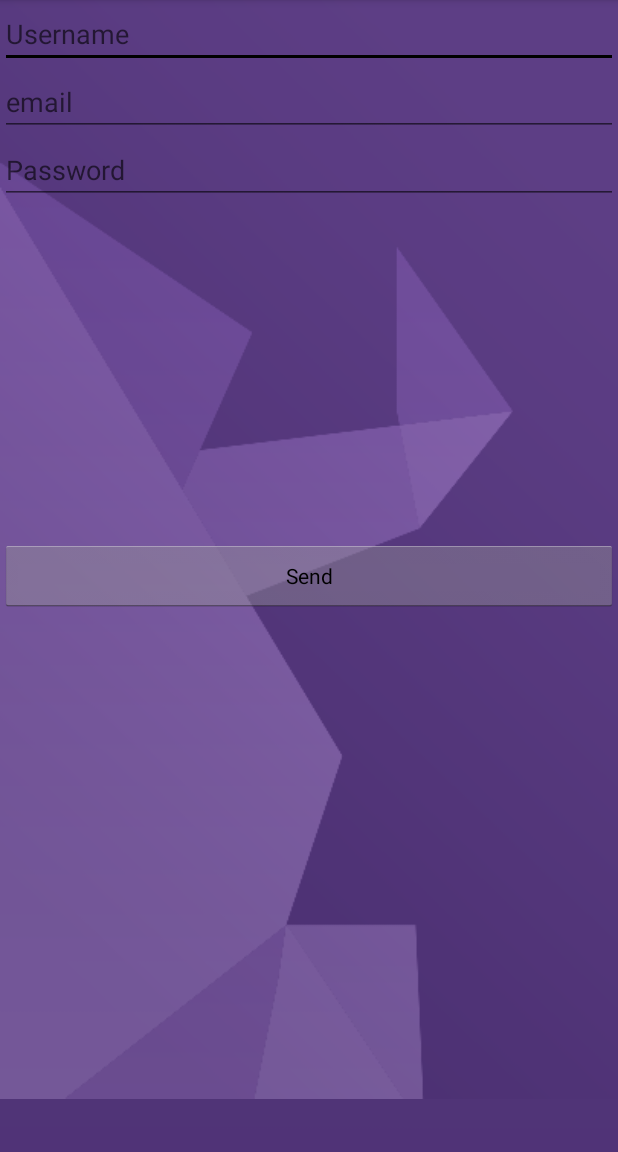
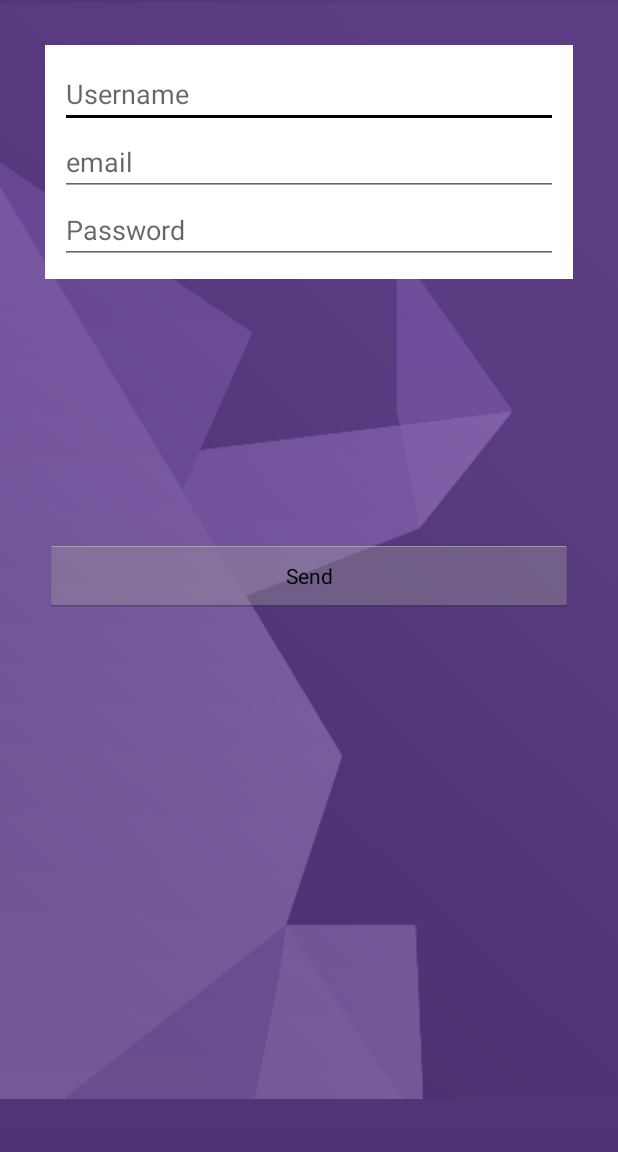
Before and after one commit to oxiss/Esnaschas_1.0, an Android app: the SingUpActivity screen opened directly, with no data from a screen before it, on a phone screen of 412 x 824 dp, the part 84-1236 px from its top. Run offline under Robolectric (Android 15) with nearby library versions, the phone set to English and light mode, and no system bars; libraries missing offline, so code that uses them is left out: com.parse.

Commit message:
Ventana de SignUp "bonita"

```diff
--- a/app/src/main/res/layout/action_view_progress.xml
+++ b/app/src/main/res/layout/action_view_progress.xml
@@ -1,4 +1,4 @@
-<?xmlversion="1.0"encoding="utf-8"?>
+
 <ProgressBar xmlns:android="http://schemas.android.com/apk/res/android"
     style="?android:attr/progressBarStyleLarge"
     android:layout_width="wrap_content"
--- a/app/src/main/res/layout/activity_sing_up.xml
+++ b/app/src/main/res/layout/activity_sing_up.xml
@@ -15,6 +15,25 @@
         android:layout_alignParentTop="true"
         android:scaleType="fitStart"
         android:background="@drawable/background_fill" />
+
+    <Button
+        android:layout_width="match_parent"
+        android:layout_height="wrap_content"
+        android:text="Send"
+        android:id="@+id/ButtonConfirm"
+        android:layout_centerVertical="true"
+        android:layout_alignParentLeft="true"
+        android:layout_alignParentStart="true"
+        android:layout_marginLeft="30dp"
+        android:layout_marginRight="30dp" />
+
+    <LinearLayout
+        android:orientation="vertical"
+        android:layout_width="match_parent"
+        android:layout_height="wrap_content"
+        android:layout_margin="30dp"
+        android:padding="10dp"
+        android:background="#ffffff">
 
         <EditText
 
@@ -45,15 +64,7 @@
             android:layout_alignParentLeft="true"
             android:layout_alignParentStart="true"
             android:hint="Password" />
-
-    <Button
-        android:layout_width="match_parent"
-        android:layout_height="wrap_content"
-        android:text="Send"
-        android:id="@+id/ButtonConfirm"
-        android:layout_centerVertical="true"
-        android:layout_alignParentLeft="true"
-        android:layout_alignParentStart="true" />
+    </LinearLayout>
 
 
 </RelativeLayout>
```
Lines whose indentation alone changed are shown as unchanged.
